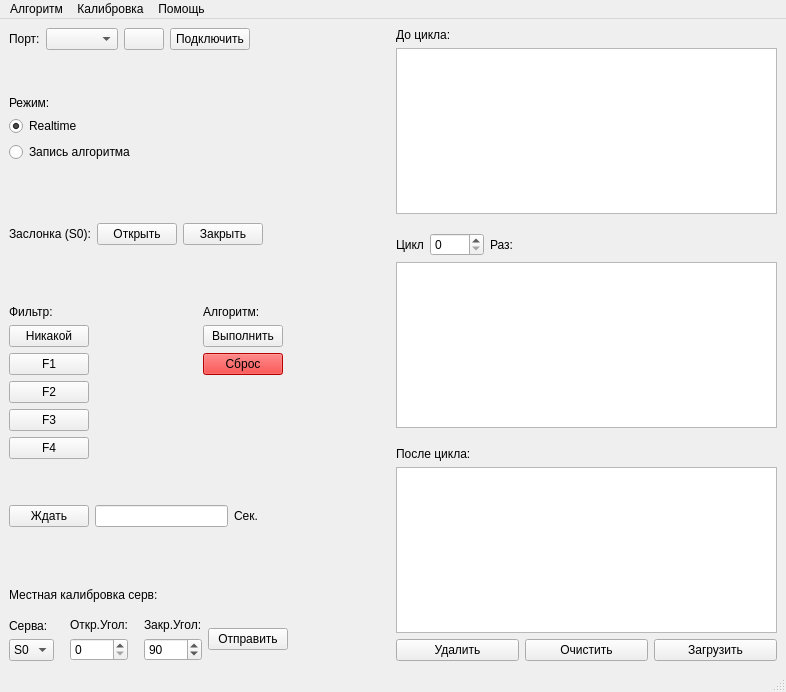
Old version of the form assets/mainwindow.ui in the repository Danya0x07/POFS_App.
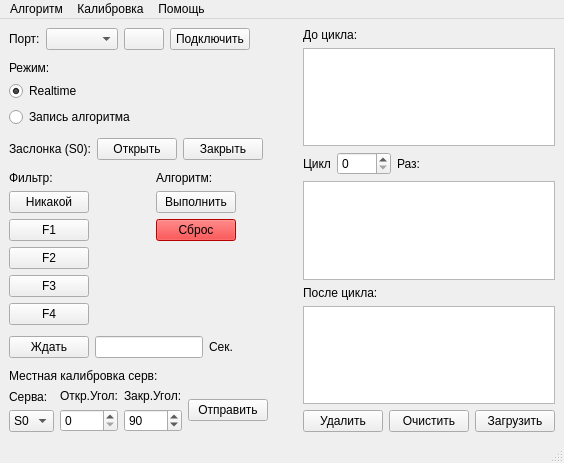
New version of the form. Icons and pictures are not drawn.

Patch:
```diff
--- a/assets/mainwindow.ui
+++ b/assets/mainwindow.ui
@@ -6,8 +6,8 @@
    <rect>
     <x>0</x>
     <y>0</y>
-    <width>786</width>
-    <height>692</height>
+    <width>564</width>
+    <height>463</height>
    </rect>
   </property>
   <property name="windowTitle">
@@ -647,7 +647,7 @@
     <rect>
      <x>0</x>
      <y>0</y>
-     <width>786</width>
+     <width>564</width>
      <height>32</height>
     </rect>
    </property>
```
